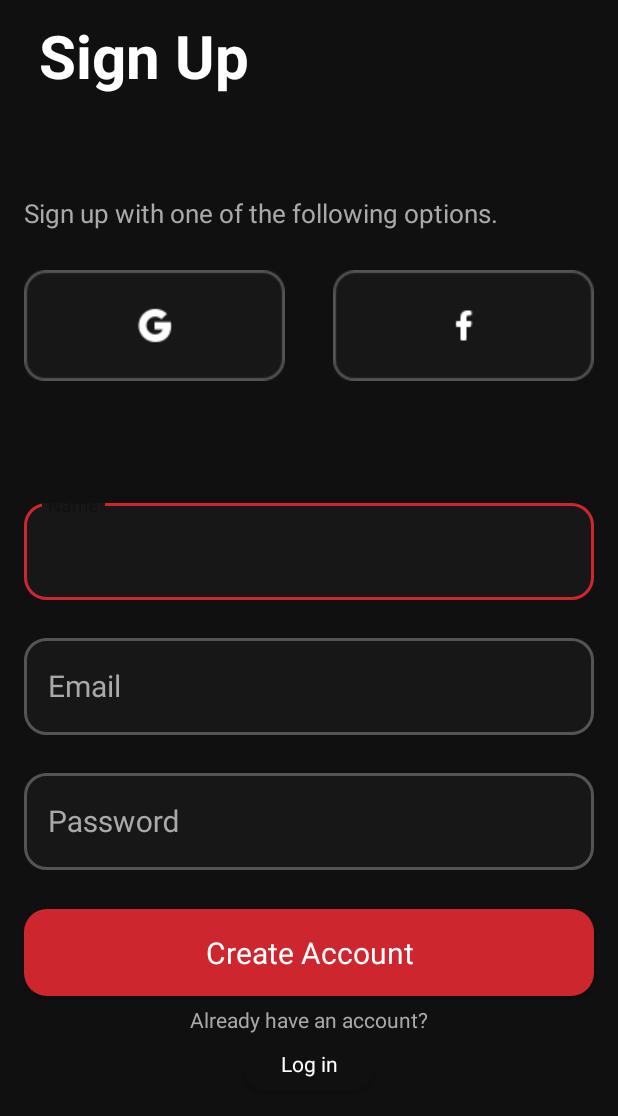
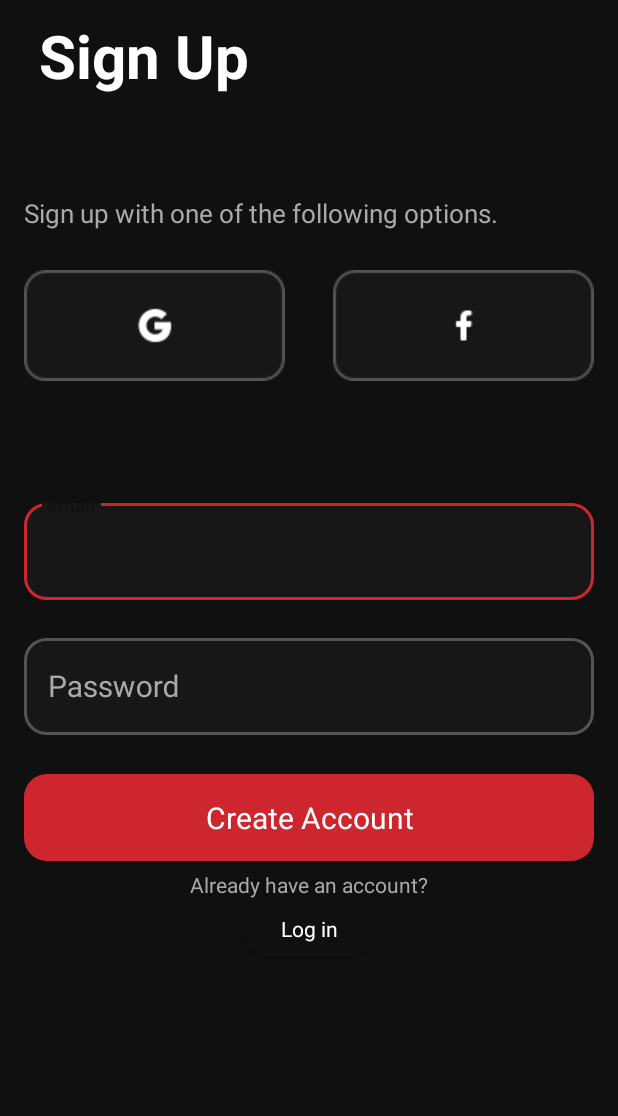
Before and after one commit to kalaripower/KalariLab-AndroidApp, an Android app: the screen it shows after launch (Register), after a tap on "Sign Up", on a phone screen of 412 x 824 dp. Shown: the top 1116 px of the screen. Run offline under Robolectric (Android 15) with nearby library versions, the phone set to English and light mode, and no system bars; 2 other taps on this screen came first.

Commit message:
fixed few bugs

```diff
--- a/app/src/main/java/com/example/kalarilab/LogIn.java
+++ b/app/src/main/java/com/example/kalarilab/LogIn.java
@@ -168,13 +168,10 @@ public class LogIn extends AppCompatActivity implements View.OnClickListener {
 
 
     private void moveToSignUpActivity() {
-        Log.d("DebugMoveToSignUp", "S3");
 
         Intent intent = new Intent(LogIn.this, Register.class);
         intent.addFlags(Intent.FLAG_ACTIVITY_NO_ANIMATION);
-        Log.d("DebugMoveToSignUp", "S3");
         startActivity(intent);
-        Log.d("DebugMoveToSignUp", "S44");
 
     }
 
@@ -195,13 +192,11 @@ public class LogIn extends AppCompatActivity implements View.OnClickListener {
     private void checkSession(){
 
         if(sessionManagement.returnSession() != "") {
-            Log.d("checkSession", "LoggedAlready");
 
             startActivity(new Intent(LogIn.this, MainActivity.class));
 
         }else {
-            Log.d("checkSession", "Did not log in");
-
+            // Machen sie nicht bitte
         }
 
 
--- a/app/src/main/java/com/example/kalarilab/Node.java
+++ b/app/src/main/java/com/example/kalarilab/Node.java
@@ -21,4 +21,9 @@ public class Node{
     public Fragment getValue() {
         return value;
     }
+
+    @Override
+    public String toString() {
+        return  value.toString();
+    }
 }
--- a/app/src/main/java/com/example/kalarilab/Register.java
+++ b/app/src/main/java/com/example/kalarilab/Register.java
@@ -28,10 +28,10 @@ public class Register extends AppCompatActivity implements View.OnClickListener
 
 
         private static final String TAG = "authDebug";
-        private Button goToSignInBtn;
-        private EditText fullnameEntry, emailEntry, passwordEntry;
+        private Button goToSignInBtn, registerBtn;
+        private EditText  emailEntry, passwordEntry;
         private ProgressBar progressBar;
-        private TextInputLayout fullnameEntryParent, emailEntryParent, passwordEntryParent;
+        private TextInputLayout emailEntryParent, passwordEntryParent;
         private ImageButton signInGmailBtn, signInFacebookBtn;
         private GoogleSignInClient mGoogleSignInClient;
         public SessionManagement sessionManagement;
@@ -44,49 +44,31 @@ public class Register extends AppCompatActivity implements View.OnClickListener
                 super.onCreate(savedInstanceState);
                 setContentView(R.layout.activity_register);
                 init();
-                Log.d("DebugMoveToSignUp", "S4");
 
 
         }
 
         private void init() {
-                Log.d("DebugMoveToSignUp", "S3");
 
+                registerBtn = findViewById(R.id.register);
                 goToSignInBtn = findViewById(R.id.goToSignIn);
-                fullnameEntry = findViewById(R.id.editTextFullName);
                 emailEntry = findViewById(R.id.editTextEmail);
                 passwordEntry = findViewById(R.id.editTextPassword);
                 progressBar = findViewById(R.id.progressBar);
                 emailEntryParent = findViewById(R.id.editTextEmailParent);
                 passwordEntryParent = findViewById(R.id.editTextPasswordParent);
-                fullnameEntryParent = findViewById(R.id.editTextFullNameParent);
                 signInGmailBtn = findViewById(R.id.signInGmail);
                 signInFacebookBtn = findViewById(R.id.signInFacebook);
                 sessionManagement = new SessionManagement(Register.this);
 
-                Log.d("DebugMoveToSignUp", "S5");
-
                 goToSignInBtn.setOnClickListener(this);
-                Log.d("DebugMoveToSignUp", "S6");
                 signInGmailBtn.setOnClickListener(this);
-                Log.d("DebugMoveToSignUp", "S7");
                 signInFacebookBtn.setOnClickListener(this);
-                Log.d("DebugMoveToSignUp", "S8");
-
+                registerBtn.setOnClickListener(this);
                 configureGoogleRequest();
                 finishAfterRegistrationCompletion();
 
-                fullnameEntryParent.setOnFocusChangeListener(new View.OnFocusChangeListener() {
-                        @Override
-                        public void onFocusChange(View v, boolean hasFocus) {
-                                if (hasFocus)
-                                        emailEntryParent.setBoxStrokeColor(getResources().getColor(R.color.KalariLAbSecondary));
-                                else {
-                                        emailEntryParent.setBoxStrokeColor(getResources().getColor(R.color.darkGrey));
-                                }
-                        }
 
-                });
                 emailEntryParent.setOnFocusChangeListener(new View.OnFocusChangeListener() {
                         @Override
                         public void onFocusChange(View v, boolean hasFocus) {
@@ -140,16 +122,11 @@ public class Register extends AppCompatActivity implements View.OnClickListener
         }
 
         private void checkInfo() {
-                final String fullName = this.fullnameEntry.getText().toString().trim();
                 final String email = this.emailEntry.getText().toString().trim();
                 final String password = this.passwordEntry.getText().toString().trim();
-                Log.d("SignUpDebug", "S0");
 
 
-                if (fullName.isEmpty()) {
-                        fullnameEntryParent.setBoxStrokeColor(getResources().getColor(R.color.red));
-                        return;
-                }
+
 
                 if (email.isEmpty()) {
                         emailEntryParent.setBoxStrokeColor(getResources().getColor(R.color.red));
@@ -168,29 +145,24 @@ public class Register extends AppCompatActivity implements View.OnClickListener
                 }
                 if (password.length() < 6) {
                         passwordEntryParent.setBoxStrokeColor(getResources().getColor(R.color.red));
-
-
                         return;
                 }
 
                 getWindow().setFlags(WindowManager.LayoutParams.FLAG_NOT_TOUCHABLE,
                         WindowManager.LayoutParams.FLAG_NOT_TOUCHABLE);
                 progressBar.setVisibility(View.VISIBLE);
-                checkIfValid(email, password, fullName);
-                Log.d("SignUpDebug", "S1");
+                checkIfValid(email, password);
 
         }
 
 
-        private void checkIfValid(final String email, final String password,
-                                  final String fullName) {
-                Log.d("SignUpDebug", "S2");
-
+        private void checkIfValid(final String email, final String password
+                                  ) {
                 progressBar.setVisibility(View.GONE);
                 getWindow().clearFlags(WindowManager.LayoutParams.FLAG_NOT_TOUCHABLE);
-                createSession();
+                //createSession();
                 moveToProfileInfoActivity();
-                Log.d("SignUpDebug", "S3");
+                finish();
 
 
         }
--- a/app/src/main/res/layout/activity_register.xml
+++ b/app/src/main/res/layout/activity_register.xml
@@ -11,7 +11,7 @@
     <LinearLayout
         android:layout_width="match_parent"
         android:layout_height="wrap_content"
-        android:layout_alignStart="@id/editTextFullNameParent"
+        android:layout_alignStart="@id/editTextEmailParent"
         android:layout_marginTop="@dimen/returnButton_marginTop"
 
         >
@@ -28,7 +28,7 @@
     <TextView
         android:layout_width="wrap_content"
         android:layout_height="wrap_content"
-        android:layout_alignStart="@id/editTextFullNameParent"
+        android:layout_alignStart="@id/editTextEmailParent"
         android:layout_marginTop="@dimen/text_marginTop"
         android:textSize="@dimen/text_size"
         android:text="@string/otherOptionsForSignUp"
@@ -65,27 +65,13 @@
     </LinearLayout>
 
 
-    <com.google.android.material.textfield.TextInputLayout
-        android:id="@+id/editTextFullNameParent"
-        style="@style/LoggingTextInputLayoutStyle"
-        android:layout_marginTop="330dp"
-        android:hint="@string/full_name"
-        android:importantForAutofill="no">
 
-        <com.google.android.material.textfield.TextInputEditText
-            style="@style/LoggingTextInputLayoutStyle"
-            android:id="@+id/editTextFullName"
-            android:layout_width="match_parent"
-            android:layout_height="match_parent" />
-
-    </com.google.android.material.textfield.TextInputLayout>
 
 
     <com.google.android.material.textfield.TextInputLayout
         android:id="@+id/editTextEmailParent"
         style="@style/LoggingTextInputLayoutStyle"
-        android:layout_below="@+id/editTextFullNameParent"
-        android:layout_marginTop="20dp"
+        android:layout_marginTop="330dp"
         android:digits="@string/ASCII"
         android:hint="@string/email_field"
         android:importantForAutofill="no"
--- a/app/src/main/res/layout/fragment_profile_name.xml
+++ b/app/src/main/res/layout/fragment_profile_name.xml
@@ -7,6 +7,8 @@
 
 
     <TextView
+
+        android:id="@+id/headLine"
         android:layout_width="wrap_content"
         android:layout_height="wrap_content"
         android:textColor="@color/black"
--- a/app/src/main/res/menu/top_app_bar.xml
+++ b/app/src/main/res/menu/top_app_bar.xml
@@ -9,7 +9,7 @@
         android:icon="@drawable/return_arrow"
         android:title="@string/back"
 
-        app:showAsAction="ifRoom" />
+        app:showAsAction="always" />
 
 
 
```
Also changed, not shown: app/src/main/java/com/example/kalarilab/LinkedList.java (+12 -0 lines), app/src/main/java/com/example/kalarilab/ProfileInfoActivity.java (+30 -13 lines), app/src/main/java/com/example/kalarilab/ProfileNameFragment.java (+10 -11 lines), app/src/main/res/layout/activity_log_in.xml (+1 -7 lines), app/src/main/res/layout/activity_profile_info.xml (+5 -5 lines).
